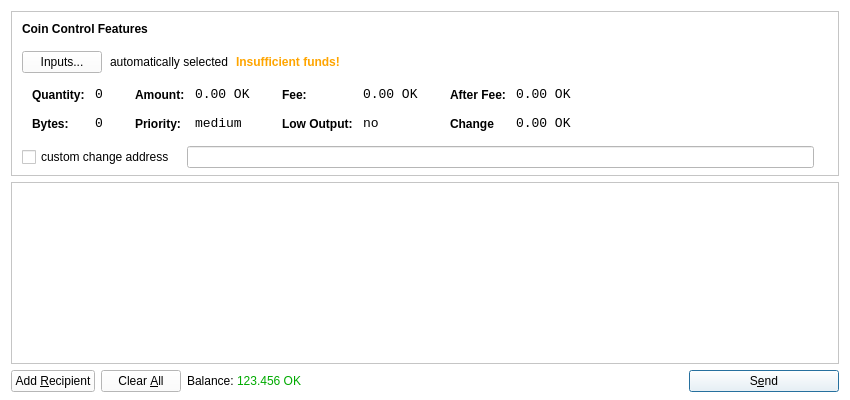
Qt form src/qt/forms/sendcoinsdialog.ui (ajeef/Rubix) before a commit.
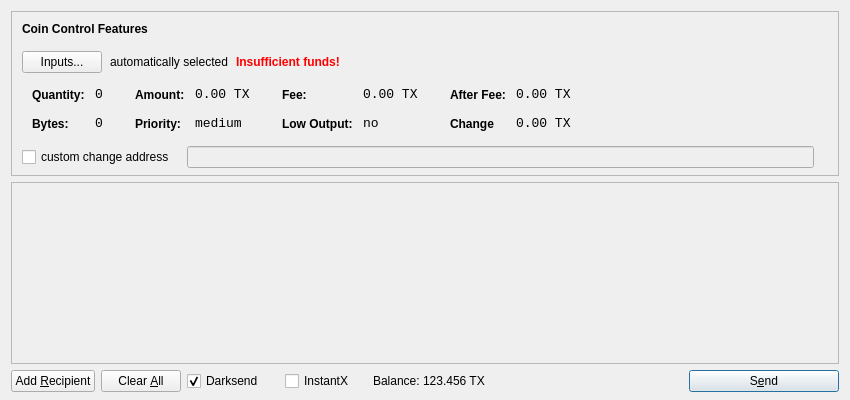
The same form after that commit. Icons and pictures are not drawn.

Diff of the .ui file:
```diff
--- a/src/qt/forms/sendcoinsdialog.ui
+++ b/src/qt/forms/sendcoinsdialog.ui
@@ -13,9 +13,6 @@
   <property name="windowTitle">
    <string>Send Coins</string>
   </property>
-  <property name="styleSheet">
-   <string notr="true">background-color: rgb(255, 255, 255);</string>
-  </property>
   <layout class="QVBoxLayout" name="verticalLayout" stretch="0,1,0">
    <property name="bottomMargin">
     <number>8</number>
@@ -42,7 +39,7 @@
      </property>
      <layout class="QVBoxLayout" name="verticalLayoutCoinControl2">
       <property name="spacing">
-       <number>6</number>
+       <number>-1</number>
       </property>
       <property name="leftMargin">
        <number>0</number>
@@ -133,7 +130,7 @@
              </font>
             </property>
             <property name="styleSheet">
-             <string notr="true">color:orange;font-weight:bold;</string>
+             <string notr="true">color:red;font-weight:bold;</string>
             </property>
             <property name="text">
              <string>Insufficient funds!</string>
@@ -333,7 +330,7 @@
                   <enum>Qt::ActionsContextMenu</enum>
                  </property>
                  <property name="text">
-                  <string>0.00 OK</string>
+                  <string>0.00 TX</string>
                  </property>
                  <property name="textInteractionFlags">
                   <set>Qt::LinksAccessibleByMouse|Qt::TextSelectableByKeyboard|Qt::TextSelectableByMouse</set>
@@ -419,7 +416,7 @@
                   <enum>Qt::ActionsContextMenu</enum>
                  </property>
                  <property name="text">
-                  <string>0.00 OK</string>
+                  <string>0.00 TX</string>
                  </property>
                  <property name="textInteractionFlags">
                   <set>Qt::LinksAccessibleByMouse|Qt::TextSelectableByKeyboard|Qt::TextSelectableByMouse</set>
@@ -505,7 +502,7 @@
                   <enum>Qt::ActionsContextMenu</enum>
                  </property>
                  <property name="text">
-                  <string>0.00 OK</string>
+                  <string>0.00 TX</string>
                  </property>
                  <property name="textInteractionFlags">
                   <set>Qt::LinksAccessibleByMouse|Qt::TextSelectableByKeyboard|Qt::TextSelectableByMouse</set>
@@ -537,7 +534,7 @@
                   <enum>Qt::ActionsContextMenu</enum>
                  </property>
                  <property name="text">
-                  <string>0.00 OK</string>
+                  <string>0.00 TX</string>
                  </property>
                  <property name="textInteractionFlags">
                   <set>Qt::LinksAccessibleByMouse|Qt::TextSelectableByKeyboard|Qt::TextSelectableByMouse</set>
@@ -728,6 +725,38 @@
        <property name="spacing">
         <number>3</number>
        </property>
+        <item>
+        <widget class="QCheckBox" name="checkUseDarksend">
+         <property name="minimumSize">
+          <size>
+           <width>95</width>
+           <height>0</height>
+          </size>
+         </property>
+         <property name="text">
+          <string>Darksend</string>
+         </property>
+         <property name="checked">
+          <bool>true</bool>
+         </property>
+        </widget>
+       </item>
+       <item>
+        <widget class="QCheckBox" name="checkInstantX">
+         <property name="enabled">
+          <bool>true</bool>
+         </property>
+         <property name="minimumSize">
+          <size>
+           <width>85</width>
+           <height>0</height>
+          </size>
+         </property>
+         <property name="text">
+          <string>InstantX</string>
+         </property>
+        </widget>
+       </item>
        <item>
         <widget class="QLabel" name="label">
          <property name="sizePolicy">
@@ -752,11 +781,8 @@
          <property name="cursor">
           <cursorShape>IBeamCursor</cursorShape>
          </property>
-         <property name="styleSheet">
-          <string notr="true">color: rgb(0, 170, 0);</string>
-         </property>
          <property name="text">
-          <string>123.456 OK</string>
+          <string>123.456 TX</string>
          </property>
          <property name="textInteractionFlags">
           <set>Qt::LinksAccessibleByMouse|Qt::TextSelectableByKeyboard|Qt::TextSelectableByMouse</set>
```
Left out of the diff: 32 changed lines with no effect on the pictures.
